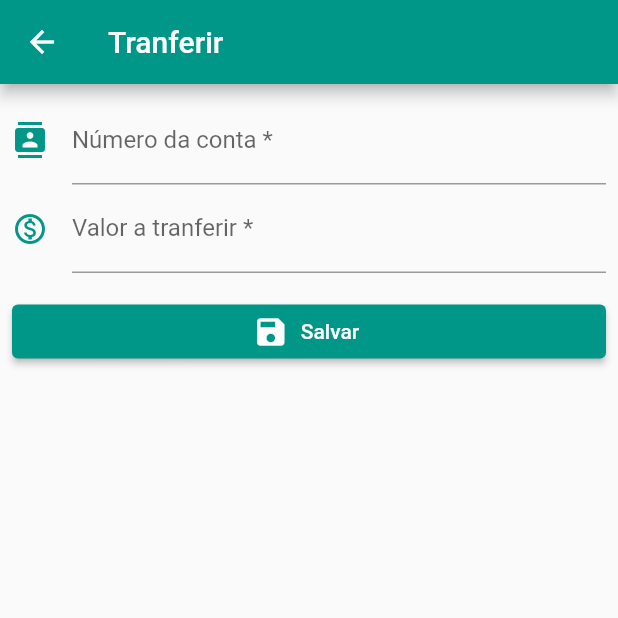
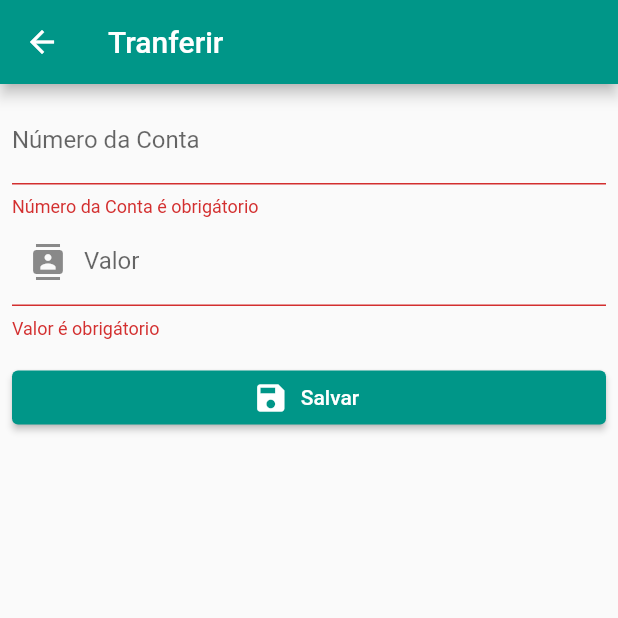
Before and after one commit to rasec23rj/bybank, a Flutter app: the Transferir screen opened by its route, on a phone screen of 412 x 824 dp, the top half of it. Run offline on Flutter 3.47's test engine with Material 2 defaults, Android fonts, the phone set to English and light mode, and no system bars.

Commit message:
ajuste de formlario

```diff
--- a/lib/src/app/tranferir.dart.dart
+++ b/lib/src/app/tranferir.dart.dart
@@ -1,3 +1,4 @@
+import 'package:bytbank/src/app/widget/formModelo.dart';
 import 'package:flutter/material.dart';
 
 class Transferir extends StatefulWidget {
@@ -13,10 +14,9 @@ class _TransferirState extends State<Transferir> {
   final TextEditingController _valorController = TextEditingController();
 
   _submit(numeroConta, valor) {
-    debugPrint('${numeroConta}');
-    debugPrint('${valor}');
     if (_formKey.currentState.validate()) {
-      // Process data.
+      debugPrint('${numeroConta}');
+      debugPrint('${valor}');
     }
   }
 
@@ -33,43 +33,17 @@ class _TransferirState extends State<Transferir> {
           padding: const EdgeInsets.all(8.0),
           child: Column(
             children: [
-              TextFormField(
-                controller: _numeroContaController,
-                decoration: InputDecoration(
-                  icon: Icon(
-                    Icons.contacts,
-                    color: Theme.of(context).primaryColor,
-                  ),
-                  hintText: '0000',
-                  labelText: 'Número da conta *',
-                ),
-                keyboardType: TextInputType.number,
-                onSaved: (String value) {},
-                validator: (String value) {
-                  if (value == null || value.isEmpty) {
-                    return 'O Número da conta  é obrigátorio';
-                  }
-                  return null;
-                },
+              FormModelo(
+                _numeroContaController,
+                'Número da Conta',
+                dica: '0000',
               ),
-              TextFormField(
-                controller: _valorController,
-                decoration: InputDecoration(
-                  icon: Icon(
-                    Icons.monetization_on_outlined,
-                    color: Theme.of(context).primaryColor,
-                  ),
-                  hintText: '00.00',
-                  labelText: 'Valor a tranferir *',
-                ),
-                keyboardType: TextInputType.number,
-                onSaved: (String value) {},
-                validator: (String value) {
-                  if (value == null || value.isEmpty) {
-                    return 'Valor a tranferir e obrigátorio';
-                  }
-                  return null;
-                },
+              FormModelo(
+                _valorController,
+                'Valor',
+                dica: '0000',
+                icons: Icon(Icons.contacts),
+                textInputType: TextInputType.number,
               ),
               Container(
                 padding: EdgeInsets.only(top: 15),
--- /dev/null
+++ b/lib/src/app/widget/formModelo.dart
@@ -0,0 +1,40 @@
+import 'package:flutter/material.dart';
+
+class FormModelo extends StatelessWidget {
+  TextEditingController controller;
+  String rotulo;
+  String dica;
+  Icon icons;
+  TextInputType textInputType;
+
+  FormModelo(
+    this.controller,
+    this.rotulo, {
+    this.dica,
+    this.icons,
+    this.textInputType,
+  });
+
+  @override
+  Widget build(BuildContext context) {
+    return TextFormField(
+      controller: controller,
+      decoration: InputDecoration(
+        hintText: dica,
+        labelText: rotulo,
+        enabled: true,
+        prefixIcon: icons != null ? icons : null,
+      ),
+      keyboardType: textInputType,
+      autovalidateMode: AutovalidateMode.always,
+      onChanged: (value) {},
+      onSaved: (String value) {},
+      validator: (String value) {
+        if (value == null || value.isEmpty) {
+          return '$rotulo é obrigátorio';
+        }
+        return null;
+      },
+    );
+  }
+}
```
